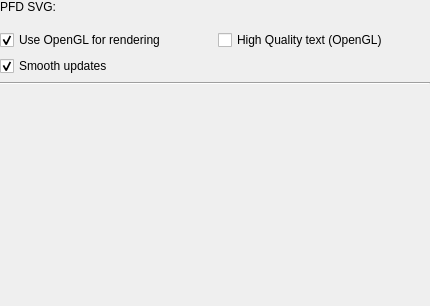
Old version of the form ground/openpilotgcs/src/plugins/pfd/pfdgadgetoptionspage.ui in the repository openpilot/OpenPilot.
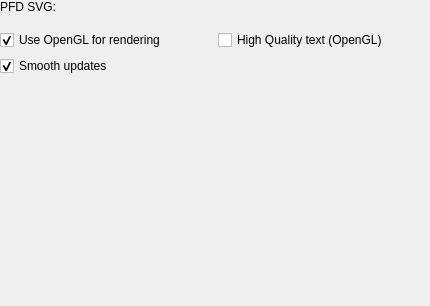
New version of the form. Custom widgets are drawn as their Qt base class.

Commit message: OP-833 minor options page cleanup: removed some uneeded separator lines

Diff of the .ui file:
```diff
--- a/ground/openpilotgcs/src/plugins/pfd/pfdgadgetoptionspage.ui
+++ b/ground/openpilotgcs/src/plugins/pfd/pfdgadgetoptionspage.ui
@@ -115,13 +115,6 @@
          </item>
         </layout>
        </item>
-       <item>
-        <widget class="Line" name="line">
-         <property name="orientation">
-          <enum>Qt::Horizontal</enum>
-         </property>
-        </widget>
-       </item>
        <item>
         <spacer name="verticalSpacer">
          <property name="orientation">
```
The commit also changes 2 other files.
